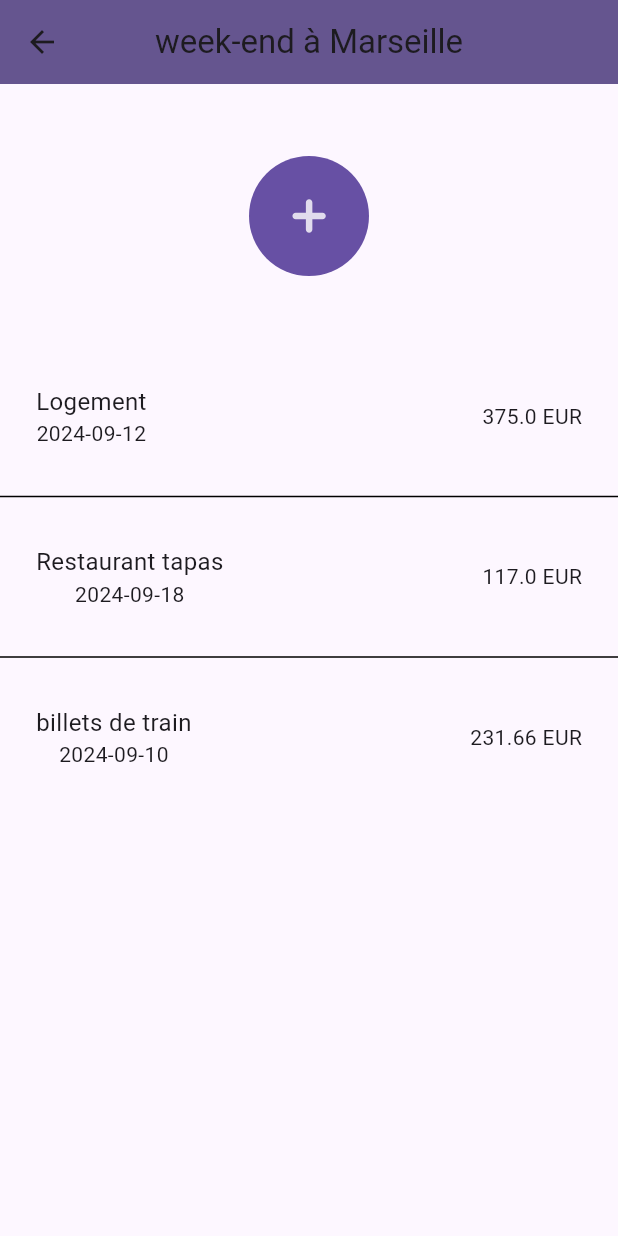
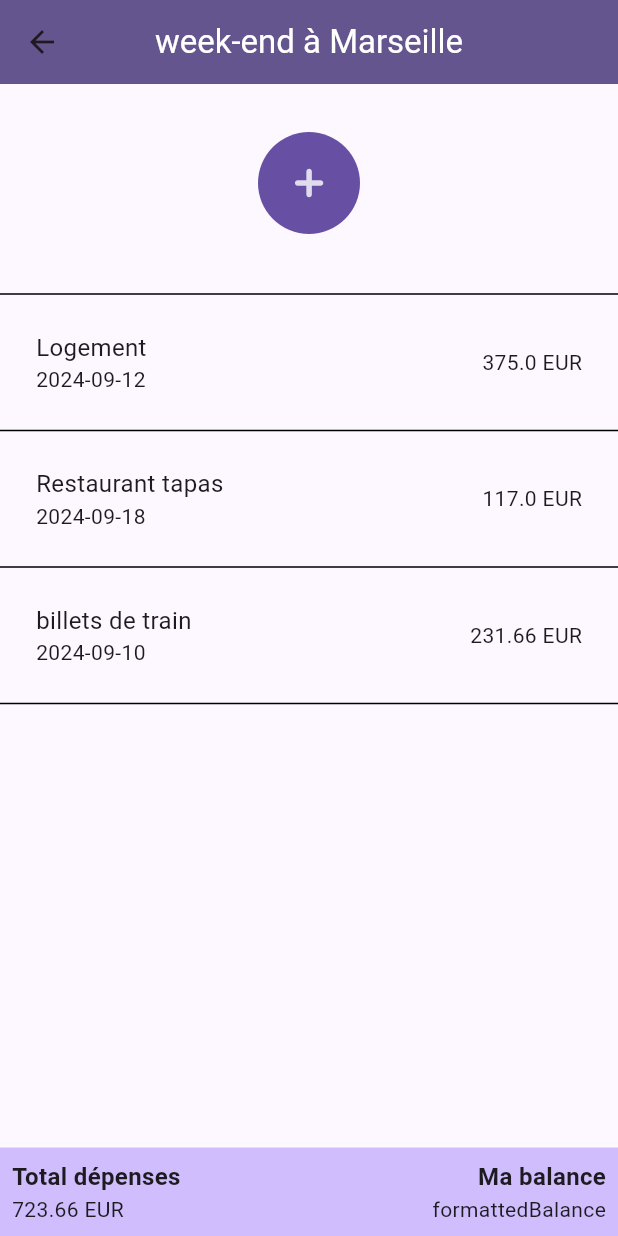
Before and after one commit to manon-coulombe/equity, a Flutter app: the screen it shows after launch, after a tap on "week-end à Marseille", on a phone screen of 412 x 824 dp. Run offline on Flutter 3.47's test engine with Material 3 defaults, Android fonts, the light colour scheme and no system bars; our stand-ins replace equatable, flutter_redux, flutter_svg, redux.

Commit message:
compte formulaire

```diff
--- a/lib/UI/bouton_ajouter.dart
+++ b/lib/UI/bouton_ajouter.dart
@@ -3,8 +3,9 @@ import 'package:flutter_svg/svg.dart';
 
 class BoutonAjouter extends StatelessWidget {
   final void Function() onTap;
+  final double size;
 
-  const BoutonAjouter({super.key, required this.onTap});
+  const BoutonAjouter({super.key, required this.onTap, this.size = 68});
 
   @override
   Widget build(BuildContext context) {
@@ -12,8 +13,8 @@ class BoutonAjouter extends StatelessWidget {
       onTap: onTap,
       child: SvgPicture.asset(
         'assets/icons/plus.svg',
-        width: 80,
-        height: 80,
+        width: size,
+        height: size,
       ),
     );
   }
--- a/lib/compte_details/screens/compte_details_screen.dart
+++ b/lib/compte_details/screens/compte_details_screen.dart
@@ -23,7 +23,10 @@ class CompteDetailsScreen extends StatelessWidget {
         return Scaffold(
             appBar: AppBar(
               backgroundColor: Theme.of(context).colorScheme.primary,
-              title: Text(vm.compteDetails?.titre ?? ''),
+              title: Text(
+                vm.compteDetails?.titre ?? '',
+                style: TextStyle(color: Colors.white),
+              ),
               centerTitle: true,
             ),
             body: switch (vm.status) {
@@ -48,18 +51,46 @@ class Success extends StatelessWidget {
 
     return Column(
       children: [
-        SizedBox(height: 48),
+        SizedBox(height: 32),
         BoutonAjouter(onTap: () {}),
-        SizedBox(height: 48),
+        SizedBox(height: 32),
+        Divider(color: Colors.black),
         Expanded(
-          child: ListView.separated(
+          child: ListView.builder(
             controller: controller,
             shrinkWrap: true,
             itemCount: transactionsDisplaymodels.length,
-            itemBuilder: (context, i) {
-              return TransactionItem(transactionsDisplaymodels[i]);
+            itemBuilder: (_, i) {
+              return Column(
+                children: [
+                  TransactionItem(transactionsDisplaymodels[i]),
+                  Divider(color: Colors.black),
+                ],
+              );
             },
-            separatorBuilder: (_, __) => Divider(color: Colors.black),
+          ),
+        ),
+        Container(
+          color: Theme.of(context).colorScheme.inversePrimary,
+          padding: EdgeInsets.all(8),
+          child: Row(
+            mainAxisAlignment: MainAxisAlignment.spaceBetween,
+            children: [
+              Column(
+                crossAxisAlignment: CrossAxisAlignment.start,
+                children: [
+                  Text('Total dépenses', style: TextStyle(fontSize: 16, fontWeight: FontWeight.w600)),
+                  Text(vm.compteDetails!.formattedTotal),
+                ],
+              ),
+              Column(
+                crossAxisAlignment: CrossAxisAlignment.end,
+                children: [
+                  Text('Ma balance', style: TextStyle(fontSize: 16, fontWeight: FontWeight.w600)),
+                  Text(vm.compteDetails!.formattedBalance),
+                ],
+              )
+            ],
           ),
         )
       ],
--- a/lib/compte_details/screens/transaction_details/transaction_details_screen.dart
+++ b/lib/compte_details/screens/transaction_details/transaction_details_screen.dart
@@ -8,6 +8,6 @@ class TransactionDetailsScreen extends StatelessWidget {
 
   @override
   Widget build(BuildContext context) {
-    return SafeArea(child: Scaffold(body: Text(dm.titre)));
+    return SafeArea(child: Scaffold(appBar: AppBar(title: Text(dm.titre)), body: Text(dm.formattedMontant)));
   }
 }
--- a/lib/compte_details/screens/transaction_item.dart
+++ b/lib/compte_details/screens/transaction_item.dart
@@ -19,15 +19,17 @@ class TransactionItem extends StatelessWidget {
         );
       },
       child: Padding(
-        padding: EdgeInsets.all(24),
+        padding: EdgeInsets.symmetric(horizontal: 24, vertical: 16),
         child: Row(
           mainAxisAlignment: MainAxisAlignment.spaceBetween,
           children: [
             Column(
+              crossAxisAlignment: CrossAxisAlignment.start,
               children: [
                 Text(
                   transaction.titre,
                   style: TextStyle(fontSize: 16),
+                  textAlign: TextAlign.start,
                 ),
                 Text(
                   transaction.formattedDate,
--- a/lib/home/screen/home_screen.dart
+++ b/lib/home/screen/home_screen.dart
@@ -1,6 +1,7 @@
 import 'package:flutter/material.dart';
 import 'package:flutter_redux/flutter_redux.dart';
 import 'package:test_project/UI/bouton_ajouter.dart';
+import 'package:test_project/compte_details/screens/compte_formulaire/compte_formulaire_screen.dart';
 import 'package:test_project/home/redux/home_redux.dart';
 import 'package:test_project/home/screen/compte_card.dart';
 import 'package:test_project/home/screen/home_viewmodel.dart';
@@ -30,9 +31,14 @@ class HomeScreen extends StatelessWidget {
           padding: const EdgeInsets.symmetric(horizontal: 32),
           child: Column(
             children: [
-              SizedBox(height: 48),
-              BoutonAjouter(onTap: () {}),
-              SizedBox(height: 48),
+              SizedBox(height: 32),
+              BoutonAjouter(onTap: () {
+                Navigator.push(
+                  context,
+                  MaterialPageRoute(builder: (context) => CompteFormulaireScreen()),
+                );
+              }),
+              SizedBox(height: 32),
               Expanded(
                 child: ListView.builder(
                   controller: controller,
```
Also changed, not shown: lib/UI/custom_text_form_field.dart (added, +38 -0 lines), lib/compte_details/screens/compte_formulaire/ajput_participant_bottomsheet.dart (added, +64 -0 lines), lib/compte_details/screens/compte_formulaire/compte_formulaire_screen.dart (added, +83 -0 lines), lib/compte_details/screens/compte_formulaire/type_de_compte_card.dart (added, +28 -0 lines).
